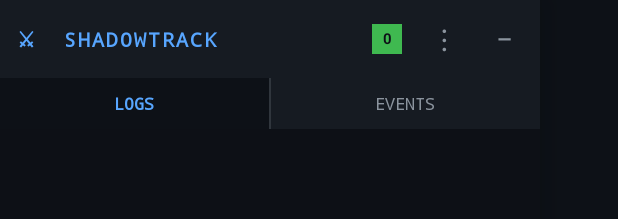
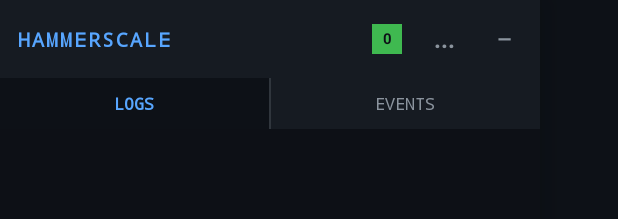
Before and after one commit to dinglenutsxnex-crypto/CODM, an Android app: the layout layout_overlay.xml on its own in the app's theme, with its tools: preview values and no code run, on a phone screen of 412 x 824 dp. Shown: the top 219 px of the screen. Run offline under Robolectric (Android 15) with nearby library versions, the phone set to English and light mode, and no system bars.

Commit message:
Rebrand app and remove all emoji while adding win confirmation
Update app branding to HAMMERSCALE, remove all emoji, and implement server-side win confirmation detection.

Replit-Commit-Author: Agent
Replit-Commit-Session-Id: 8e23a4df-e335-4f38-872a-9efa33da8ca1
Replit-Commit-Checkpoint-Type: full_checkpoint
Replit-Commit-Event-Id: 1de9b645-ff04-47cd-a9ac-32f0d17a11ce
Replit-Helium-Checkpoint-Created: true

```diff
--- a/app/src/main/AndroidManifest.xml
+++ b/app/src/main/AndroidManifest.xml
@@ -15,7 +15,7 @@
         android:icon="@drawable/ic_launcher_fg"
         android:label="@string/app_name"
         android:supportsRtl="true"
-        android:theme="@style/Theme.ShadowTrack">
+        android:theme="@style/Theme.HammerScale">
 
         <activity
             android:name=".MainActivity"
--- a/app/src/main/java/com/mitm/shadowtrack/LogDownloader.kt
+++ b/app/src/main/java/com/mitm/shadowtrack/LogDownloader.kt
@@ -39,7 +39,7 @@ object LogDownloader {
             // ── Build zip ─────────────────────────────────────────────
             val logsDir = File(context.cacheDir, "logs").also { it.mkdirs() }
             val ts = System.currentTimeMillis()
-            val zipFile = File(logsDir, "shadowtrack_$ts.zip")
+            val zipFile = File(logsDir, "hammerscale_$ts.zip")
 
             var userIdx   = 0
             var serverIdx = 0
@@ -72,7 +72,7 @@ object LogDownloader {
             val shareIntent = Intent(Intent.ACTION_SEND).apply {
                 type = "application/zip"
                 putExtra(Intent.EXTRA_STREAM, uri)
-                putExtra(Intent.EXTRA_SUBJECT, "ShadowTrack logs")
+                putExtra(Intent.EXTRA_SUBJECT, "HAMMERSCALE logs")
                 addFlags(Intent.FLAG_GRANT_READ_URI_PERMISSION)
                 addFlags(Intent.FLAG_ACTIVITY_NEW_TASK)
             }
--- a/app/src/main/java/com/mitm/shadowtrack/model/ConnectionViewModel.kt
+++ b/app/src/main/java/com/mitm/shadowtrack/model/ConnectionViewModel.kt
@@ -105,6 +105,9 @@ class ConnectionViewModel : ViewModel() {
                                 _currentBattle.postValue(BattleState(event.battleId))
                             }
                         }
+                        is GameEvent.WinConfirmed -> {
+                            _currentBattle.postValue(null)
+                        }
                         is GameEvent.BattleCommand -> {
                             if (event.name == "finish_fight" || event.name == "brawler_finish") {
                                 _currentBattle.postValue(null)
@@ -154,6 +157,9 @@ class ConnectionViewModel : ViewModel() {
             is GameEvent.BattleStarted -> {
                 if (event.battleId != "?") _currentBattle.postValue(BattleState(event.battleId))
             }
+            is GameEvent.WinConfirmed -> {
+                _currentBattle.postValue(null)
+            }
             is GameEvent.BattleCommand -> {
                 if (event.name == "finish_fight" || event.name == "brawler_finish") {
                     _currentBattle.postValue(null)
--- a/app/src/main/java/com/mitm/shadowtrack/net/GameProtocolParser.kt
+++ b/app/src/main/java/com/mitm/shadowtrack/net/GameProtocolParser.kt
@@ -130,6 +130,12 @@ object GameProtocolParser {
             command in BATTLE_START_COMMANDS -> {
                 val battleId = params?.let { extractBattleId(it) } ?: "?"
                 GameEvent.BattleStarted(battleId)
+            }
+
+            command == "finish_fight" && !isOut -> {
+                // Server confirming the fight is finished = win confirmed
+                val battleId = params?.let { extractBattleId(it) }
+                GameEvent.WinConfirmed(battleId ?: "?")
             }
 
             command in BATTLE_COMMANDS -> {
--- a/app/src/main/res/layout/layout_overlay.xml
+++ b/app/src/main/res/layout/layout_overlay.xml
@@ -23,7 +23,7 @@
             android:layout_width="0dp"
             android:layout_height="wrap_content"
             android:layout_weight="1"
-            android:text="⚔  SHADOWTRACK"
+            android:text="HAMMERSCALE"
             android:textColor="#FF58A6FF"
             android:textSize="13sp"
             android:textStyle="bold"
@@ -48,9 +48,10 @@
             android:id="@+id/btn_menu"
             android:layout_width="40dp"
             android:layout_height="52dp"
-            android:text="⋮"
+            android:text="..."
             android:textColor="#FF8B949E"
-            android:textSize="20sp"
+            android:textSize="16sp"
+            android:textStyle="bold"
             android:gravity="center"
             android:clickable="true"
             android:focusable="true" />
@@ -81,7 +82,7 @@
             android:id="@+id/menu_clear"
             android:layout_width="match_parent"
             android:layout_height="48dp"
-            android:text="   🗑  Clear logs"
+            android:text="   CLEAR LOGS"
             android:textColor="#FFE6EDF3"
             android:textSize="13sp"
             android:fontFamily="monospace"
@@ -99,7 +100,7 @@
             android:id="@+id/menu_download"
             android:layout_width="match_parent"
             android:layout_height="48dp"
-            android:text="   📥  Download logs (.zip)"
+            android:text="   DOWNLOAD LOGS (.zip)"
             android:textColor="#FFE6EDF3"
             android:textSize="13sp"
             android:fontFamily="monospace"
@@ -170,23 +171,14 @@
         android:padding="20dp"
         android:visibility="gone">
 
-        <!-- Battle state icon + label -->
-        <TextView
-            android:id="@+id/tv_battle_icon"
-            android:layout_width="wrap_content"
-            android:layout_height="wrap_content"
-            android:text="🎮"
-            android:textSize="36sp"
-            android:gravity="center"
-            android:layout_marginBottom="8dp" />
-
         <TextView
             android:id="@+id/tv_battle_status"
             android:layout_width="match_parent"
             android:layout_height="wrap_content"
-            android:text="No active battle"
+            android:text="NO ACTIVE BATTLE"
             android:textColor="#FF8B949E"
-            android:textSize="13sp"
+            android:textSize="14sp"
+            android:textStyle="bold"
             android:fontFamily="monospace"
             android:gravity="center"
             android:layout_marginBottom="6dp" />
@@ -203,12 +195,11 @@
             android:layout_marginBottom="20dp"
             android:visibility="gone" />
 
-        <!-- Win Battle button -->
         <TextView
             android:id="@+id/btn_win_battle"
             android:layout_width="match_parent"
             android:layout_height="48dp"
-            android:text="⚔  WIN BATTLE"
+            android:text="WIN BATTLE"
             android:textColor="#FF0D1117"
             android:textSize="14sp"
             android:textStyle="bold"
--- a/app/src/main/res/values/strings.xml
+++ b/app/src/main/res/values/strings.xml
@@ -1,9 +1,9 @@
 <?xml version="1.0" encoding="utf-8"?>
 <resources>
-    <string name="app_name">ShadowTrack</string>
+    <string name="app_name">HAMMERSCALE</string>
     <string name="vpn_start">Start Monitoring</string>
     <string name="vpn_stop">Stop Monitoring</string>
-    <string name="status_idle">○ IDLE — Tap ▶ to start monitoring</string>
+    <string name="status_idle">○ IDLE — Tap to start monitoring</string>
     <string name="status_live">● LIVE — Monitoring Shadow Fight 3</string>
     <string name="no_connections">No connections yet</string>
     <string name="clear_all">Clear All</string>
--- a/app/src/main/res/values/themes.xml
+++ b/app/src/main/res/values/themes.xml
@@ -1,6 +1,6 @@
 <?xml version="1.0" encoding="utf-8"?>
 <resources>
-    <style name="Theme.ShadowTrack" parent="Theme.MaterialComponents.DayNight.DarkActionBar">
+    <style name="Theme.HammerScale" parent="Theme.MaterialComponents.DayNight.DarkActionBar">
         <item name="colorPrimary">@color/bg_secondary</item>
         <item name="colorPrimaryVariant">@color/bg_primary</item>
         <item name="colorOnPrimary">@color/text_primary</item>
```
Also changed, not shown: app/src/main/java/com/mitm/shadowtrack/OverlayService.kt (+37 -11 lines), app/src/main/java/com/mitm/shadowtrack/TrafficVpnService.kt (+4 -4 lines), app/src/main/java/com/mitm/shadowtrack/model/GameEvent.kt (+11 -8 lines), app/src/main/res/layout/activity_main.xml (+7 -3 lines), app/src/main/res/layout/layout_overlay_mini.xml (+6 -3 lines).
